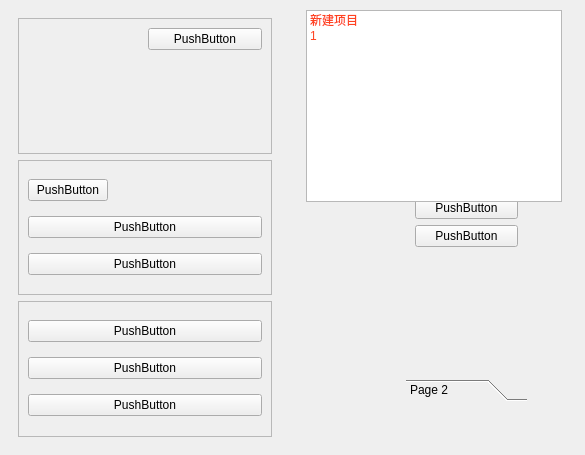
Old version of the form transfer/ui/teset.ui in the repository AlienationX/desktop-app-transfer.
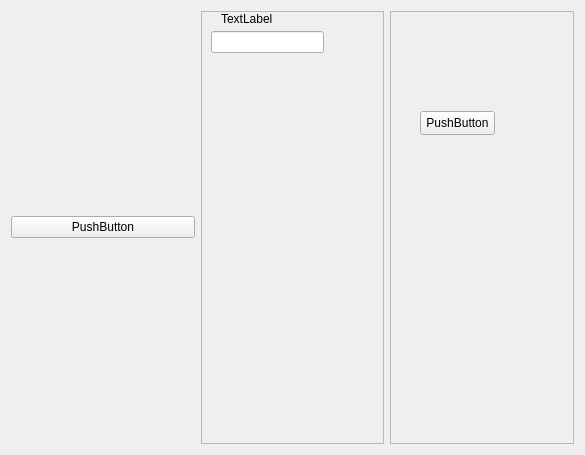
New version of the form. The open tabs and pages were chosen to show the change. Icons and pictures are not drawn.

Diff of the .ui file:
```diff
--- a/transfer/ui/teset.ui
+++ b/transfer/ui/teset.ui
@@ -18,247 +18,66 @@
     <normaloff>../resources/logo.ico</normaloff>../resources/logo.ico</iconset>
   </property>
   <layout class="QHBoxLayout" name="horizontalLayout">
-   <property name="leftMargin">
-    <number>0</number>
-   </property>
-   <property name="topMargin">
-    <number>0</number>
-   </property>
-   <property name="rightMargin">
-    <number>0</number>
-   </property>
-   <property name="bottomMargin">
-    <number>0</number>
-   </property>
    <item>
-    <widget class="QWidget" name="left" native="true">
-     <layout class="QVBoxLayout" name="verticalLayout">
-      <item>
-       <widget class="QWidget" name="leftSub" native="true">
-        <layout class="QVBoxLayout" name="verticalLayout_2">
-         <item>
-          <widget class="QFrame" name="frame">
-           <property name="frameShape">
-            <enum>QFrame::StyledPanel</enum>
-           </property>
-           <property name="frameShadow">
-            <enum>QFrame::Raised</enum>
-           </property>
-           <layout class="QHBoxLayout" name="horizontalLayout_2">
-            <item>
-             <widget class="QLabel" name="label_2">
-              <property name="text">
-               <string/>
-              </property>
-              <property name="pixmap">
-               <pixmap>:/icons/8680047_checkbox_circle_fill_icon.svg</pixmap>
-              </property>
-             </widget>
-            </item>
-            <item alignment="Qt::AlignTop">
-             <widget class="QPushButton" name="pushButton">
-              <property name="text">
-               <string>PushButton</string>
-              </property>
-             </widget>
-            </item>
-           </layout>
-          </widget>
-         </item>
-         <item>
-          <widget class="QFrame" name="frame_2">
-           <property name="frameShape">
-            <enum>QFrame::StyledPanel</enum>
-           </property>
-           <property name="frameShadow">
-            <enum>QFrame::Raised</enum>
-           </property>
-           <layout class="QVBoxLayout" name="verticalLayout_3">
-            <item alignment="Qt::AlignLeft">
-             <widget class="QPushButton" name="pushButton_2">
-              <property name="text">
-               <string>PushButton</string>
-              </property>
-             </widget>
-            </item>
-            <item>
-             <widget class="QPushButton" name="pushButton_3">
-              <property name="text">
-               <string>PushButton</string>
-              </property>
-             </widget>
-            </item>
-            <item>
-             <widget class="QPushButton" name="pushButton_4">
-              <property name="text">
-               <string>PushButton</string>
-              </property>
-             </widget>
-            </item>
-           </layout>
-          </widget>
-         </item>
-         <item>
-          <widget class="QFrame" name="frame_3">
-           <property name="frameShape">
-            <enum>QFrame::StyledPanel</enum>
-           </property>
-           <property name="frameShadow">
-            <enum>QFrame::Raised</enum>
-           </property>
-           <layout class="QVBoxLayout" name="verticalLayout_4">
-            <item>
-             <widget class="QPushButton" name="pushButton_5">
-              <property name="text">
-               <string>PushButton</string>
-              </property>
-             </widget>
-            </item>
-            <item>
-             <widget class="QPushButton" name="pushButton_6">
-              <property name="text">
-               <string>PushButton</string>
-              </property>
-             </widget>
-            </item>
-            <item>
-             <widget class="QPushButton" name="pushButton_7">
-              <property name="text">
-               <string>PushButton</string>
-              </property>
-             </widget>
-            </item>
-           </layout>
-          </widget>
-         </item>
-        </layout>
-       </widget>
-      </item>
-     </layout>
+    <widget class="QPushButton" name="pushButton">
+     <property name="text">
+      <string>PushButton</string>
+     </property>
     </widget>
    </item>
    <item>
-    <widget class="QWidget" name="main" native="true">
-     <widget class="QToolBox" name="toolBox">
-      <property name="geometry">
-       <rect>
-        <x>110</x>
-        <y>160</y>
-        <width>121</width>
-        <height>241</height>
-       </rect>
-      </property>
-      <property name="currentIndex">
-       <number>1</number>
-      </property>
-      <widget class="QWidget" name="page_3">
-       <property name="geometry">
-        <rect>
-         <x>0</x>
-         <y>0</y>
-         <width>124</width>
-         <height>173</height>
-        </rect>
-       </property>
-       <attribute name="label">
-        <string>Page 1</string>
-       </attribute>
-       <layout class="QVBoxLayout" name="verticalLayout_6">
-        <item>
-         <widget class="QPushButton" name="pushButton_9">
-          <property name="text">
-           <string>PushButton</string>
-          </property>
-          <property name="icon">
-           <iconset>
-            <normaloff>:/icons/8680047_checkbox_circle_fill_icon.svg</normaloff>:/icons/8680047_checkbox_circle_fill_icon.svg</iconset>
-          </property>
-          <property name="iconSize">
-           <size>
-            <width>20</width>
-            <height>20</height>
-           </size>
-          </property>
-         </widget>
-        </item>
-        <item alignment="Qt::AlignTop">
-         <widget class="QPushButton" name="pushButton_8">
-          <property name="text">
-           <string>PushButton</string>
-          </property>
-         </widget>
-        </item>
-       </layout>
-      </widget>
-      <widget class="QWidget" name="page_4">
-       <property name="geometry">
-        <rect>
-         <x>0</x>
-         <y>0</y>
-         <width>124</width>
-         <height>173</height>
-        </rect>
-       </property>
-       <attribute name="label">
-        <string>Page 2</string>
-       </attribute>
-       <layout class="QVBoxLayout" name="verticalLayout_5">
-        <item>
-         <widget class="QPushButton" name="pushButton_10">
-          <property name="text">
-           <string>PushButton</string>
-          </property>
-         </widget>
-        </item>
-       </layout>
-      </widget>
-     </widget>
-     <widget class="QLabel" name="label">
-      <property name="geometry">
-       <rect>
-        <x>80</x>
-        <y>70</y>
-        <width>51</width>
-        <height>31</height>
-       </rect>
-      </property>
-      <property name="text">
-       <string/>
-      </property>
-      <property name="pixmap">
-       <pixmap>:/icons/8680047_checkbox_circle_fill_icon.svg</pixmap>
-      </property>
-     </widget>
-     <widget class="QListWidget" name="listWidget">
+    <widget class="QFrame" name="frame">
+     <property name="frameShape">
+      <enum>QFrame::StyledPanel</enum>
+     </property>
+     <property name="frameShadow">
+      <enum>QFrame::Raised</enum>
+     </property>
+     <widget class="QLineEdit" name="lineEdit">
       <property name="geometry">
        <rect>
         <x>10</x>
-        <y>10</y>
-        <width>256</width>
-        <height>192</height>
+        <y>20</y>
+        <width>113</width>
+        <height>22</height>
        </rect>
       </property>
-      <property name="styleSheet">
-       <string notr="true">backgroud-color:rgb(41, 255, 137);
-color:rgb(255, 66, 33);</string>
+     </widget>
+     <widget class="QLabel" name="label">
+      <property name="geometry">
+       <rect>
+        <x>20</x>
+        <y>0</y>
+        <width>55</width>
+        <height>16</height>
+       </rect>
       </property>
-      <item>
-       <property name="text">
-        <string>新建项目</string>
-       </property>
-      </item>
-      <item>
-       <property name="text">
-        <string>1</string>
-       </property>
-       <property name="font">
-        <font/>
-       </property>
-       <property name="icon">
-        <iconset>
-         <normaloff>../resources/icons/feather24/alert-circle.svg</normaloff>../resources/icons/feather24/alert-circle.svg</iconset>
-       </property>
-      </item>
+      <property name="text">
+       <string>TextLabel</string>
+      </property>
+     </widget>
+    </widget>
+   </item>
+   <item>
+    <widget class="QFrame" name="frame_2">
+     <property name="frameShape">
+      <enum>QFrame::StyledPanel</enum>
+     </property>
+     <property name="frameShadow">
+      <enum>QFrame::Raised</enum>
+     </property>
+     <widget class="QPushButton" name="pushButton_2">
+      <property name="geometry">
+       <rect>
+        <x>30</x>
+        <y>100</y>
+        <width>75</width>
+        <height>24</height>
+       </rect>
+      </property>
+      <property name="text">
+       <string>PushButton</string>
+      </property>
      </widget>
     </widget>
    </item>
```
Left out of the diff: 3 changed lines with no effect on the pictures.
